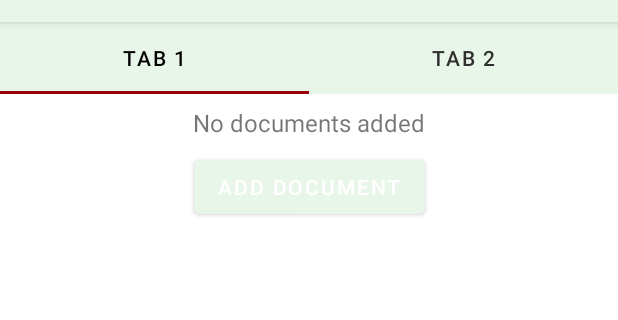
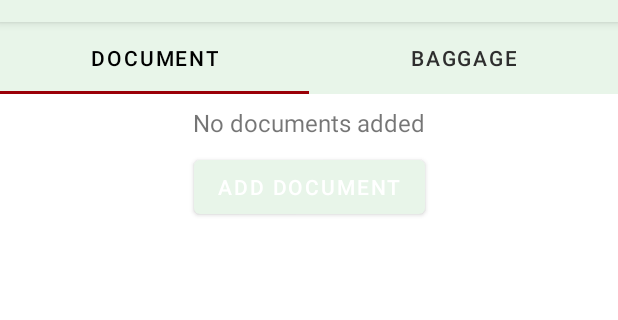
Before and after one commit to inas/wacana, an Android app: the fragment TripDetailTabLayoutFragment shown on its own in the app's theme, on a phone screen of 412 x 824 dp, the part 62-382 px from its top. Run offline under Robolectric (Android 15) with nearby library versions, the phone set to English and light mode, and no system bars; our stand-ins replace RxJava, data binding; pictures from the network do not load; 7 statements that could not run were skipped.

Commit message:
bug fix and code clean up

```diff
--- a/app/src/main/AndroidManifest.xml
+++ b/app/src/main/AndroidManifest.xml
@@ -18,6 +18,7 @@
             android:name=".ui.home.HomeActivity"
             android:label="@string/app_name"
             android:configChanges="keyboardHidden|orientation"
+            android:launchMode="singleTop"
             android:theme="@style/AppTheme.NoActionBar">
             <intent-filter>
                 <action android:name="android.intent.action.MAIN" />
--- a/app/src/main/java/inas/anisha/wacana/ui/home/HomeActivity.kt
+++ b/app/src/main/java/inas/anisha/wacana/ui/home/HomeActivity.kt
@@ -54,12 +54,12 @@ class HomeActivity : AppCompatActivity() {
                 this@HomeActivity.isGPSEnabled = isGPSEnabled
             }
         })
+        initViews()
     }
 
     override fun onStart() {
         super.onStart()
         twoPane = trip_detail_container != null
-        initViews()
         invokeLocationAction()
 
         viewModel.weather.observe(this, Observer {
@@ -139,8 +139,7 @@ class HomeActivity : AppCompatActivity() {
                     tripDataList
                 ).reversed()
             )
-            val orientation = resources.configuration.orientation
-            if (orientation == Configuration.ORIENTATION_LANDSCAPE) {
+            if (twoPane) {
                 if (tripDataList.isEmpty()) {
                     supportFragmentManager.findFragmentById(R.id.trip_detail_container)?.let {
                         supportFragmentManager.beginTransaction().remove(it).commit()
--- a/app/src/main/java/inas/anisha/wacana/ui/ui/main/SectionsPagerAdapter.kt
+++ b/app/src/main/java/inas/anisha/wacana/ui/ui/main/SectionsPagerAdapter.kt
@@ -5,13 +5,9 @@ import android.os.Bundle
 import androidx.fragment.app.Fragment
 import androidx.fragment.app.FragmentManager
 import androidx.fragment.app.FragmentPagerAdapter
+import inas.anisha.wacana.R
 import inas.anisha.wacana.ui.baggageTab.BaggageTabFragment
 import inas.anisha.wacana.ui.documentTab.DocumentTabFragment
-
-private val TAB_TITLES = arrayOf(
-    "tab 1",
-    "tab 2"
-)
 
 /**
  * A [FragmentPagerAdapter] that returns a fragment corresponding to
@@ -27,26 +23,24 @@ class SectionsPagerAdapter(
     override fun getItem(position: Int): Fragment {
         // getItem is called to instantiate the fragment for the given page.
         // Return a PlaceholderFragment (defined as a static inner class below).
-        return when (position) {
-            0 -> DocumentTabFragment().apply {
-                arguments = Bundle().apply {
-                    putLong(DocumentTabFragment.TRIP_ID, tripId)
-                }
+        return if (position == 0) DocumentTabFragment().apply {
+            arguments = Bundle().apply {
+                putLong(DocumentTabFragment.TRIP_ID, tripId)
             }
-            1 -> BaggageTabFragment().apply {
-                arguments = Bundle().apply {
-                    putLong(BaggageTabFragment.TRIP_ID, tripId)
-                }
+        }
+        else BaggageTabFragment().apply {
+            arguments = Bundle().apply {
+                putLong(BaggageTabFragment.TRIP_ID, tripId)
             }
-            else -> PlaceholderFragment.newInstance(position + 1)
         }
     }
 
     override fun getPageTitle(position: Int): CharSequence? {
-        return TAB_TITLES[position]
+        return context.getString(if (position == 0) R.string.tab_document_title else R.string.tab_baggage_title)
     }
 
     override fun getCount(): Int {
         return 2
     }
+
 }
--- a/app/src/main/java/inas/anisha/wacana/workers/NotificationWorker.kt
+++ b/app/src/main/java/inas/anisha/wacana/workers/NotificationWorker.kt
@@ -1,6 +1,5 @@
 package inas.anisha.wacana.workers
 
-import android.R
 import android.app.NotificationChannel
 import android.app.NotificationManager
 import android.app.PendingIntent
@@ -12,6 +11,7 @@ import androidx.core.app.NotificationCompat
 import androidx.core.app.NotificationManagerCompat
 import androidx.work.Worker
 import androidx.work.WorkerParameters
+import inas.anisha.wacana.R
 import inas.anisha.wacana.ui.home.HomeActivity
 import inas.anisha.wacana.ui.newTrip.NewTripActivity.Companion.DESTINATION
 
@@ -72,7 +72,7 @@ class NotificationWorker(context: Context, params: WorkerParameters) : Worker(co
         //build the notification
         val notificationBuilder =
             NotificationCompat.Builder(applicationContext, WACANA_NOTIFICATION_CHANNEL)
-                .setSmallIcon(R.drawable.ic_dialog_alert)
+                .setSmallIcon(R.drawable.ic_notification_24dp)
                 .setContentTitle(notificationTitle)
                 .setContentText(notificationText)
                 .setContentIntent(intent)
--- a/app/src/main/res/layout-w700dp/trip_list.xml
+++ b/app/src/main/res/layout-w700dp/trip_list.xml
@@ -5,6 +5,7 @@
 
     <data>
 
+        <import type="android.view.View" />
         <variable
             name="viewModel"
             type="inas.anisha.wacana.ui.home.HomeViewModel" />
@@ -147,6 +148,7 @@
                 android:layout_gravity="bottom|end"
                 android:layout_margin="16dp"
                 android:onClick="@{() -> viewModel.deleteSelectedTrip()}"
+                android:visibility="@{viewModel.tripEntity.size() > 0 ? View.VISIBLE : View.GONE}"
                 android:src="@drawable/ic_delete_white_24dp" />
         </FrameLayout>
 
--- a/app/src/main/res/layout/activity_trip_detail.xml
+++ b/app/src/main/res/layout/activity_trip_detail.xml
@@ -20,7 +20,7 @@
             android:layout_width="match_parent"
             android:layout_height="@dimen/app_bar_height"
             android:fitsSystemWindows="true"
-            android:theme="@style/ThemeOverlay.AppCompat.Dark.ActionBar">
+            android:theme="@style/ThemeOverlay.AppCompat.Light">
 
             <com.google.android.material.appbar.CollapsingToolbarLayout
                 android:id="@+id/toolbar_layout"
--- a/app/src/main/res/values/strings.xml
+++ b/app/src/main/res/values/strings.xml
@@ -1,18 +1,18 @@
 <resources>
     <string name="app_name" translatable="false">Wacana</string>
     <string name="title_activity_new_trip">Add New Trip</string>
-    <string name="tab_text_1">Tab 1</string>
-    <string name="tab_text_2">Tab 2</string>
     <string name="new_trip_destination">Destination</string>
     <string name="new_trip_start_date">Start Date</string>
-    <string name="common_dash">—</string>
+    <string name="common_dash" translatable="false">—</string>
     <string name="new_trip_end_date">End Date</string>
     <string name="new_trip_create_new_trip">Create trip</string>
+    <string name="tab_baggage_title">baggage</string>
     <string name="tab_baggage_no_items_added">No items added</string>
     <string name="tab_baggage_add_item">Add item</string>
     <string name="tab_baggage_edit">edit</string>
     <string name="tab_baggage_save">save</string>
     <string name="tab_baggage_cancel">cancel</string>
+    <string name="tab_document_title">document</string>
     <string name="tab_document_no_documents_added">No documents added</string>
     <string name="tab_document_add_document">Add document</string>
     <string name="trip_list_add_new_trip">Add New Trip</string>
```
Also changed, not shown: app/src/main/res/drawable/ic_notification_24dp.xml (added, +9 -0 lines), 1 other file.
